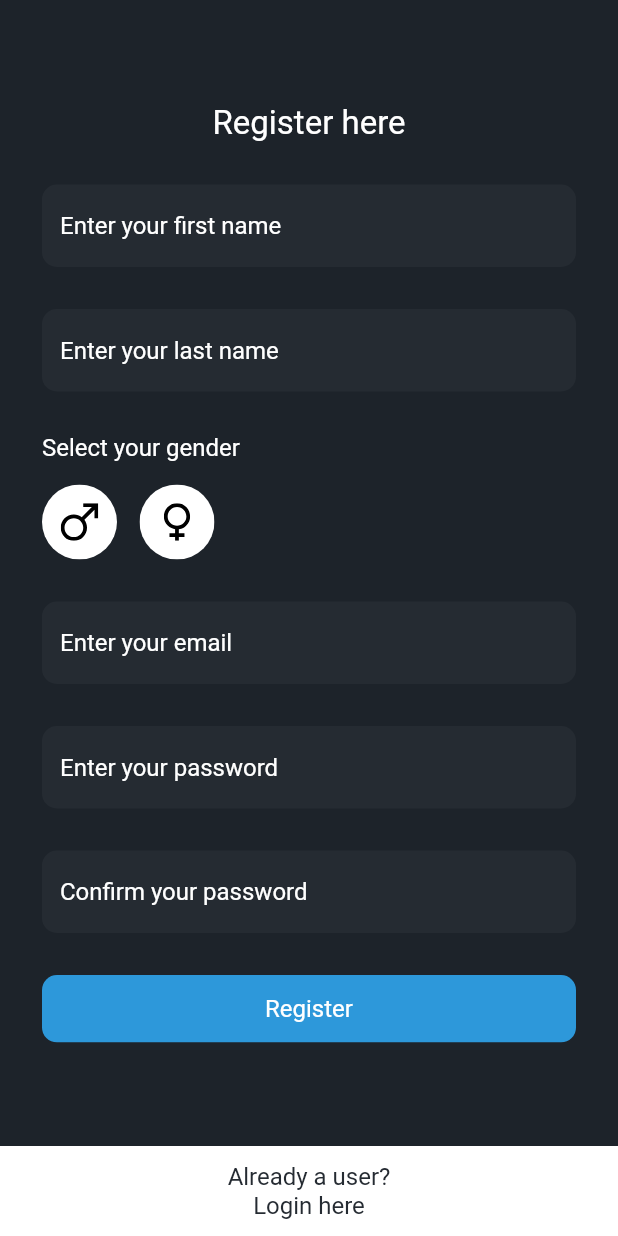
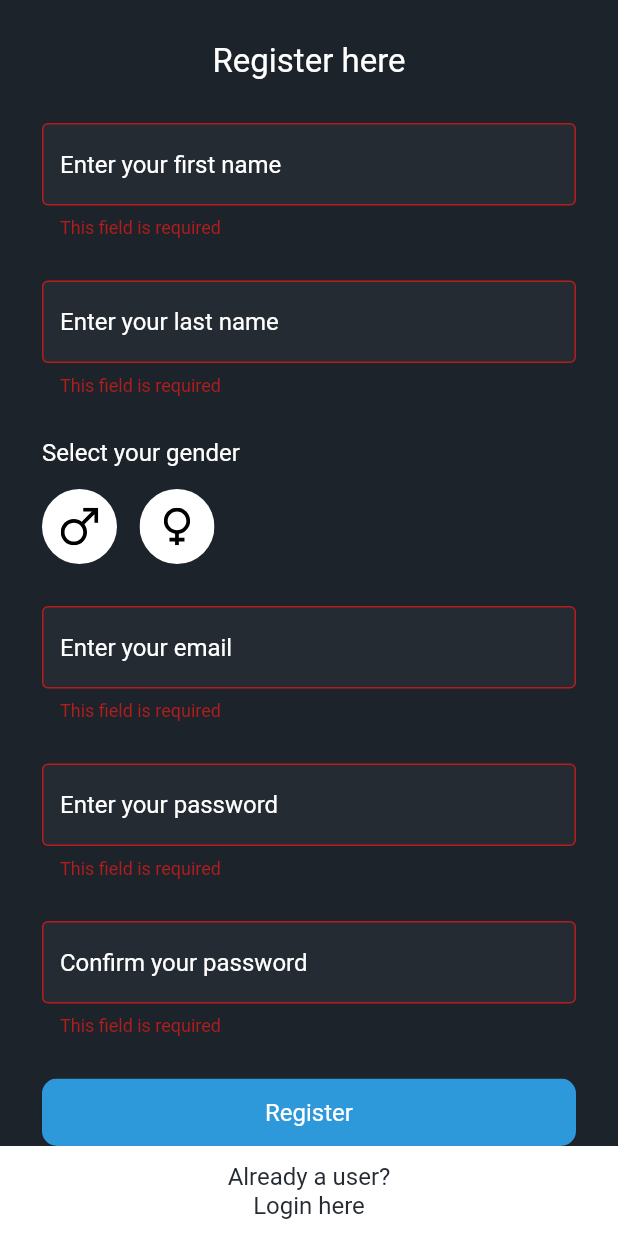
Before and after one commit to izaanjahangir/flutter-chat-app, a Flutter app: the Register screen opened by its route, after a tap on "Register", on a phone screen of 412 x 824 dp. Run offline on Flutter 3.47's test engine with Material 2 defaults, Android fonts, the phone set to English and light mode, and no system bars; drawn by our look-alikes of touchable_opacity; our stand-ins replace firebase_auth, firebase_core, flutter_svg, modal_bottom_sheet; accounts and stored records are empty.

Commit message:
working on register logic

```diff
--- a/lib/components/gender_input/gender_input.dart
+++ b/lib/components/gender_input/gender_input.dart
@@ -4,6 +4,10 @@ import 'package:chat_app/config/theme_sizes.dart';
 import 'package:flutter/material.dart';
 
 class GenderInput extends StatefulWidget {
+  final Function? onGenderSelect;
+
+  GenderInput({this.onGenderSelect});
+
   @override
   State<GenderInput> createState() => _GenderInputState();
 }
@@ -15,6 +19,8 @@ class _GenderInputState extends State<GenderInput> {
     setState(() {
       selectedGender = newGender;
     });
+
+    widget.onGenderSelect!(newGender);
   }
 
   @override
--- a/lib/components/text_input/text_input.dart
+++ b/lib/components/text_input/text_input.dart
@@ -9,9 +9,15 @@ class TextInput extends StatelessWidget {
   final OutlineInputBorder border = OutlineInputBorder(
       borderRadius: BorderRadius.circular(small_radius),
       borderSide: BorderSide.none);
+  final TextEditingController controller;
+  final String? errorMessage;
 
   TextInput(
-      {required this.placeholder, this.obscureText = false, this.fillColor});
+      {required this.placeholder,
+      this.obscureText = false,
+      this.errorMessage,
+      this.fillColor,
+      required this.controller});
 
   @override
   Widget build(BuildContext context) {
@@ -19,9 +25,16 @@ class TextInput extends StatelessWidget {
 
     return TextFormField(
       style: TextStyle(color: white, fontSize: normal_font),
+      controller: controller,
       obscureText: obscureText,
       decoration: InputDecoration(
           hintText: placeholder,
+          errorText: errorMessage,
+          errorMaxLines: 1,
+          focusedErrorBorder:
+              OutlineInputBorder(borderSide: BorderSide(color: red)),
+          errorStyle: TextStyle(color: red, fontSize: small_font),
+          errorBorder: OutlineInputBorder(borderSide: BorderSide(color: red)),
           hintStyle: TextStyle(color: white),
           contentPadding: const EdgeInsets.only(left: 12, bottom: 18, top: 18),
           enabledBorder: border,
@@ -29,11 +42,6 @@ class TextInput extends StatelessWidget {
           fillColor: inputFillColor,
           focusedBorder: border,
           focusColor: Colors.transparent),
-      validator: (String? value) {
-        return (value != null && value.contains('@'))
-            ? 'Do not use the @ char.'
-            : null;
-      },
     );
   }
 }
--- /dev/null
+++ b/lib/exceptions/app_exception.dart
@@ -0,0 +1,5 @@
+class AppException implements Exception {
+  final String message;
+
+  AppException(this.message);
+}
--- a/lib/screens/login/login.dart
+++ b/lib/screens/login/login.dart
@@ -12,6 +12,8 @@ class Login extends StatefulWidget {
 
 class _LoginState extends State<Login> {
   final _formKey = GlobalKey<FormState>();
+  final TextEditingController emailController = TextEditingController();
+  final TextEditingController passwordController = TextEditingController();
 
   @override
   Widget build(BuildContext context) {
@@ -24,13 +26,17 @@ class _LoginState extends State<Login> {
           key: _formKey,
           child: Column(
             children: [
-              TextInput(placeholder: "Enter your email"),
+              TextInput(
+                placeholder: "Enter your email",
+                controller: emailController,
+              ),
               SizedBox(
                 height: medium_space,
               ),
               TextInput(
                 placeholder: "Enter your password",
                 obscureText: true,
+                controller: passwordController,
               ),
               SizedBox(
                 height: medium_space,
--- a/lib/screens/profile/profile.dart
+++ b/lib/screens/profile/profile.dart
@@ -7,6 +7,10 @@ import 'package:chat_app/config/theme_sizes.dart';
 import 'package:flutter/material.dart';
 
 class Profile extends StatelessWidget {
+  final TextEditingController firstNameController = TextEditingController();
+  final TextEditingController lastNameController = TextEditingController();
+  final TextEditingController emailController = TextEditingController();
+
   // ignore: non_constant_identifier_names
   final Seperator = SizedBox(
     height: medium_space,
@@ -60,18 +64,20 @@ class Profile extends StatelessWidget {
                     ),
                     Seperator,
                     TextInput(
-                      placeholder: "Enter your first name",
-                      fillColor: darkBlack,
-                    ),
+                        placeholder: "Enter your first name",
+                        fillColor: darkBlack,
+                        controller: firstNameController),
                     Seperator,
                     TextInput(
                       placeholder: "Enter your last name",
                       fillColor: darkBlack,
+                      controller: lastNameController,
                     ),
                     Seperator,
                     TextInput(
                       placeholder: "Enter your email",
                       fillColor: darkBlack,
+                      controller: emailController,
                     ),
                     Seperator,
                     GenderInput(),
--- a/lib/screens/register/register.dart
+++ b/lib/screens/register/register.dart
@@ -2,7 +2,9 @@ import 'package:chat_app/components/button/button.dart';
 import 'package:chat_app/components/gender_input/gender_input.dart';
 import 'package:chat_app/components/text_input/text_input.dart';
 import 'package:chat_app/config/theme_sizes.dart';
+import 'package:chat_app/exceptions/app_exception.dart';
 import 'package:chat_app/utils/helpers.dart';
+import 'package:firebase_auth/firebase_auth.dart';
 import 'package:flutter/material.dart';
 import 'package:chat_app/config/theme_colors.dart';
 
@@ -13,33 +15,113 @@ class Register extends StatefulWidget {
 
 class _RegisterState extends State<Register> {
   final _registerFormKey = GlobalKey<FormState>();
+  final firstNameController = TextEditingController();
+  final lastNameController = TextEditingController();
+  final emailController = TextEditingController();
+  final passwordController = TextEditingController();
+  final confirmPasswordController = TextEditingController();
+  Map<String, String> errors = {};
+  String? selectedGender;
 
   @override
   Widget build(BuildContext context) {
+    void validateFields() {
+      Map<String, String> localErrors = {};
+
+      if (firstNameController.text.isEmpty) {
+        localErrors["firstName"] = "This field is required";
+      }
+      if (lastNameController.text.isEmpty) {
+        localErrors["lastName"] = "This field is required";
+      }
+      if (emailController.text.isEmpty) {
+        localErrors["email"] = "This field is required";
+      }
+      if (passwordController.text.isEmpty) {
+        localErrors["password"] = "This field is required";
+      }
+      if (confirmPasswordController.text.isEmpty) {
+        localErrors["password2"] = "This field is required";
+      }
+
+      if (passwordController.text.isNotEmpty &&
+          confirmPasswordController.text.isNotEmpty) {
+        if (passwordController.text != confirmPasswordController.text) {
+          localErrors["password"] = "Both passwords should match";
+          localErrors["password2"] = "Both passwords should match";
+        }
+      }
+
+      setState(() {
+        errors = localErrors;
+      });
+
+      if (localErrors.length > 0) {
+        throw AppException("Validation errors");
+      }
+    }
+
+    Future<void> register() async {
+      try {
+        validateFields();
+
+        UserCredential userCredential = await FirebaseAuth.instance
+            .createUserWithEmailAndPassword(
+                email: emailController.text, password: passwordController.text);
+        print(userCredential);
+      } on FirebaseAuthException catch (e) {
+        print(e.message);
+      } on AppException catch (e) {
+        print(e.message);
+      }
+    }
+
+    void handleGenderSelect(String newGender) {
+      setState(() {
+        selectedGender = newGender;
+      });
+    }
+
     Widget renderForm() {
       return Form(
           key: _registerFormKey,
           child: Column(
             children: [
-              TextInput(placeholder: "Enter your first name"),
+              TextInput(
+                placeholder: "Enter your first name",
+                controller: firstNameController,
+                errorMessage: errors["firstName"],
+              ),
               SizedBox(
                 height: medium_space,
               ),
-              TextInput(placeholder: "Enter your last name"),
+              TextInput(
+                placeholder: "Enter your last name",
+                controller: lastNameController,
+                errorMessage: errors["lastName"],
+              ),
               SizedBox(
                 height: medium_space,
               ),
-              GenderInput(),
+              GenderInput(
+                onGenderSelect: handleGenderSelect,
+              ),
               SizedBox(
                 height: medium_space,
               ),
-              TextInput(placeholder: "Enter your email"),
+              TextInput(
+                placeholder: "Enter your email",
+                controller: emailController,
+                errorMessage: errors["email"],
+              ),
               SizedBox(
                 height: medium_space,
               ),
               TextInput(
                 placeholder: "Enter your password",
                 obscureText: true,
+                controller: passwordController,
+                errorMessage: errors["password"],
               ),
               SizedBox(
                 height: medium_space,
@@ -47,13 +129,15 @@ class _RegisterState extends State<Register> {
               TextInput(
                 placeholder: "Confirm your password",
                 obscureText: true,
+                controller: confirmPasswordController,
+                errorMessage: errors["password2"],
               ),
               SizedBox(
                 height: medium_space,
               ),
               Button(
                 label: "Register",
-                onTap: () {},
+                onTap: register,
               )
             ],
           ));
```
